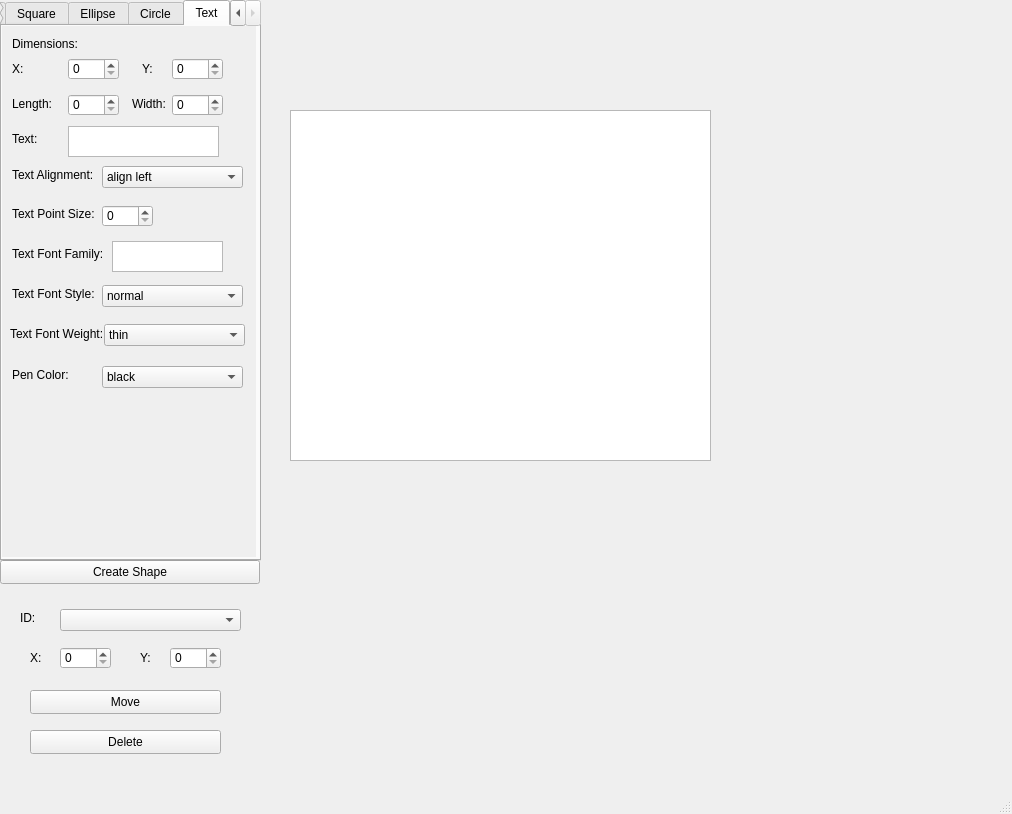
Old version of the form untitled14/mainwindow.ui in the repository CS1C-G2/CS1C-G2.
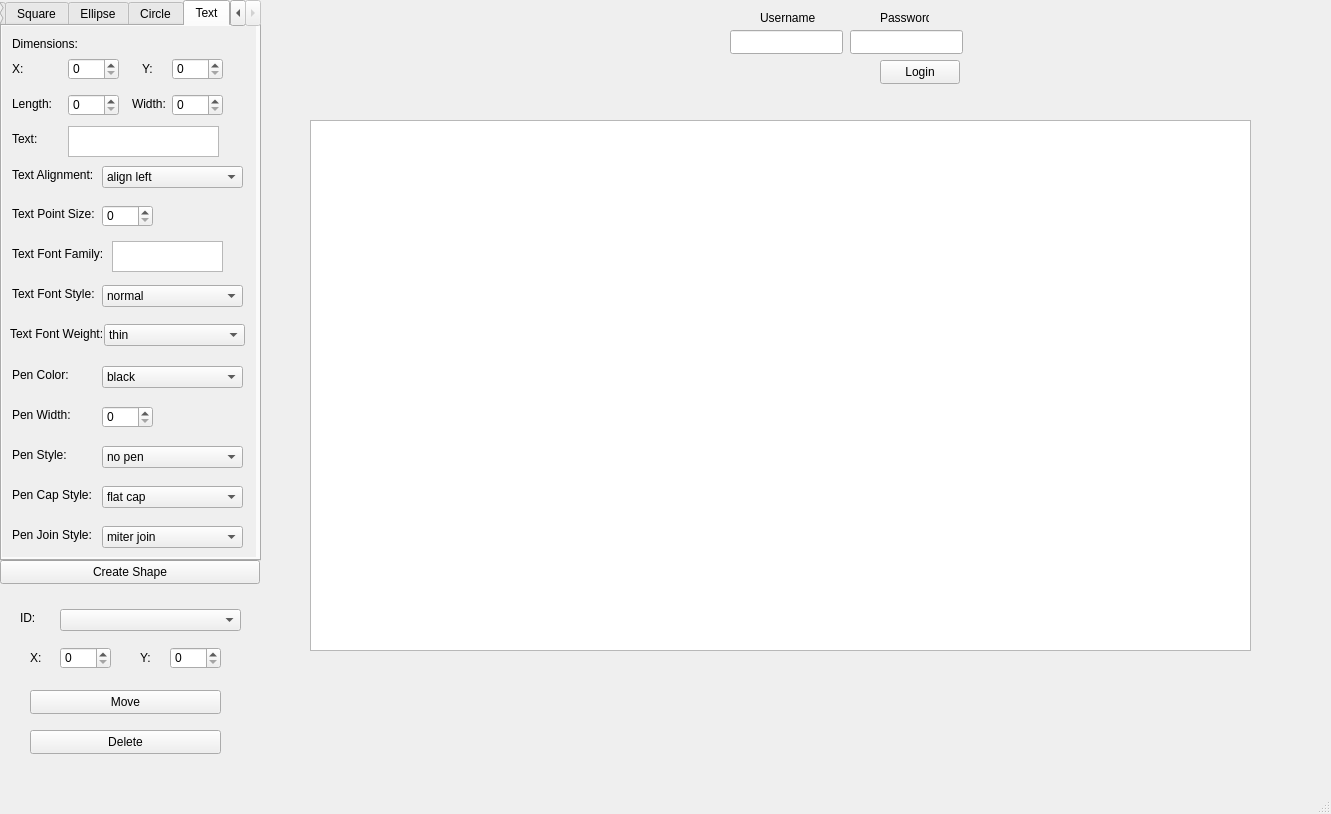
New version of the form. The open tabs and pages were chosen to show the change.

```diff
--- a/untitled14/mainwindow.ui
+++ b/untitled14/mainwindow.ui
@@ -6,7 +6,7 @@
    <rect>
     <x>0</x>
     <y>0</y>
-    <width>1012</width>
+    <width>1331</width>
     <height>814</height>
    </rect>
   </property>
@@ -24,10 +24,7 @@
      </rect>
     </property>
     <property name="currentIndex">
-     <number>7</number>
-    </property>
-    <property name="usesScrollButtons">
-     <bool>true</bool>
+     <number>0</number>
     </property>
     <widget class="QWidget" name="Line">
      <attribute name="title">
@@ -3951,6 +3948,158 @@
         </property>
        </item>
       </widget>
+      <widget class="QLabel" name="PenWidth_5">
+       <property name="geometry">
+        <rect>
+         <x>10</x>
+         <y>381</y>
+         <width>71</width>
+         <height>16</height>
+        </rect>
+       </property>
+       <property name="text">
+        <string>Pen Width:</string>
+       </property>
+      </widget>
+      <widget class="QLabel" name="PenStyle_5">
+       <property name="geometry">
+        <rect>
+         <x>10</x>
+         <y>421</y>
+         <width>71</width>
+         <height>16</height>
+        </rect>
+       </property>
+       <property name="text">
+        <string>Pen Style:</string>
+       </property>
+      </widget>
+      <widget class="QLabel" name="PenCapStyle_5">
+       <property name="geometry">
+        <rect>
+         <x>10</x>
+         <y>461</y>
+         <width>101</width>
+         <height>16</height>
+        </rect>
+       </property>
+       <property name="text">
+        <string>Pen Cap Style:</string>
+       </property>
+      </widget>
+      <widget class="QLabel" name="PenJoinStyle_5">
+       <property name="geometry">
+        <rect>
+         <x>10</x>
+         <y>501</y>
+         <width>101</width>
+         <height>16</height>
+        </rect>
+       </property>
+       <property name="text">
+        <string>Pen Join Style:</string>
+       </property>
+      </widget>
+      <widget class="QComboBox" name="penStyleValue_5">
+       <property name="geometry">
+        <rect>
+         <x>100</x>
+         <y>420</y>
+         <width>141</width>
+         <height>22</height>
+        </rect>
+       </property>
+       <item>
+        <property name="text">
+         <string>no pen</string>
+        </property>
+       </item>
+       <item>
+        <property name="text">
+         <string>solid line</string>
+        </property>
+       </item>
+       <item>
+        <property name="text">
+         <string>dash line</string>
+        </property>
+       </item>
+       <item>
+        <property name="text">
+         <string>dot line</string>
+        </property>
+       </item>
+       <item>
+        <property name="text">
+         <string>dash dot line</string>
+        </property>
+       </item>
+       <item>
+        <property name="text">
+         <string>dash dot dot line</string>
+        </property>
+       </item>
+      </widget>
+      <widget class="QComboBox" name="penJoinStyleValue_5">
+       <property name="geometry">
+        <rect>
+         <x>100</x>
+         <y>500</y>
+         <width>141</width>
+         <height>22</height>
+        </rect>
+       </property>
+       <item>
+        <property name="text">
+         <string>miter join</string>
+        </property>
+       </item>
+       <item>
+        <property name="text">
+         <string>bevel join</string>
+        </property>
+       </item>
+       <item>
+        <property name="text">
+         <string>round join</string>
+        </property>
+       </item>
+      </widget>
+      <widget class="QComboBox" name="penCapStyleValue_5">
+       <property name="geometry">
+        <rect>
+         <x>100</x>
+         <y>460</y>
+         <width>141</width>
+         <height>22</height>
+        </rect>
+       </property>
+       <item>
+        <property name="text">
+         <string>flat cap</string>
+        </property>
+       </item>
+       <item>
+        <property name="text">
+         <string>square cap</string>
+        </property>
+       </item>
+       <item>
+        <property name="text">
+         <string>round cap</string>
+        </property>
+       </item>
+      </widget>
+      <widget class="QSpinBox" name="penWidthValue_5">
+       <property name="geometry">
+        <rect>
+         <x>100</x>
+         <y>380</y>
+         <width>51</width>
+         <height>22</height>
+        </rect>
+       </property>
+      </widget>
       <widget class="QLabel" name="Text_5">
        <property name="geometry">
         <rect>
@@ -4254,10 +4403,10 @@
    <widget class="QGraphicsView" name="graphicsView">
     <property name="geometry">
      <rect>
-      <x>290</x>
-      <y>110</y>
-      <width>421</width>
-      <height>351</height>
+      <x>310</x>
+      <y>120</y>
+      <width>941</width>
+      <height>531</height>
      </rect>
     </property>
    </widget>
@@ -4369,6 +4518,65 @@
      </property>
     </widget>
    </widget>
+   <widget class="QLineEdit" name="usernameEdit">
+    <property name="geometry">
+     <rect>
+      <x>730</x>
+      <y>30</y>
+      <width>113</width>
+      <height>24</height>
+     </rect>
+    </property>
+   </widget>
+   <widget class="QPushButton" name="loginButton">
+    <property name="geometry">
+     <rect>
+      <x>880</x>
+      <y>60</y>
+      <width>80</width>
+      <height>24</height>
+     </rect>
+    </property>
+    <property name="text">
+     <string>Login</string>
+    </property>
+   </widget>
+   <widget class="QLineEdit" name="passwordEdit">
+    <property name="geometry">
+     <rect>
+      <x>850</x>
+      <y>30</y>
+      <width>113</width>
+      <height>24</height>
+     </rect>
+    </property>
+   </widget>
+   <widget class="QLabel" name="label">
+    <property name="geometry">
+     <rect>
+      <x>760</x>
+      <y>10</y>
+      <width>71</width>
+      <height>16</height>
+     </rect>
+    </property>
+    <property name="text">
+     <string>Username</string>
+    </property>
+   </widget>
+   <widget class="QLabel" name="label_2">
+    <property name="geometry">
+     <rect>
+      <x>880</x>
+      <y>10</y>
+      <width>49</width>
+      <height>16</height>
+     </rect>
+    </property>
+    <property name="text">
+     <string>Password</string>
+    </property>
+   </widget>
    <zorder>CreateShape</zorder>
    <zorder>graphicsView</zorder>
    <zorder>tabWidget</zorder>
```
Left out of the diff: 9 changed lines with no effect on the pictures.
